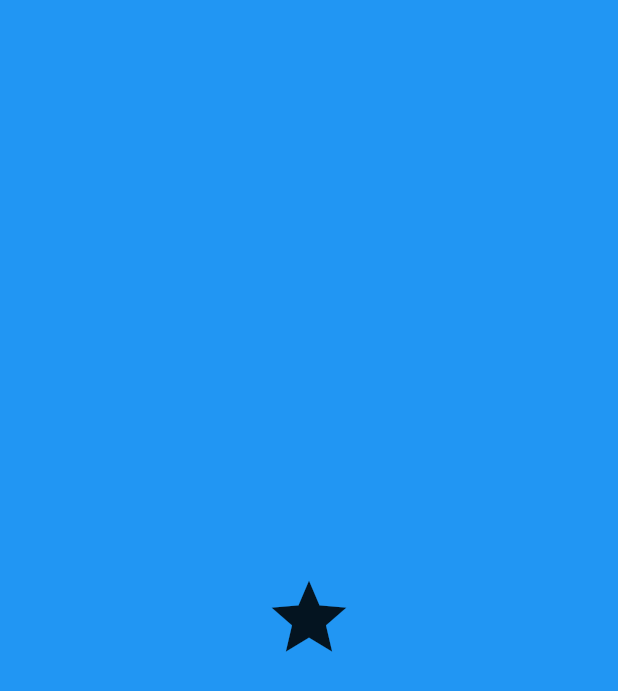
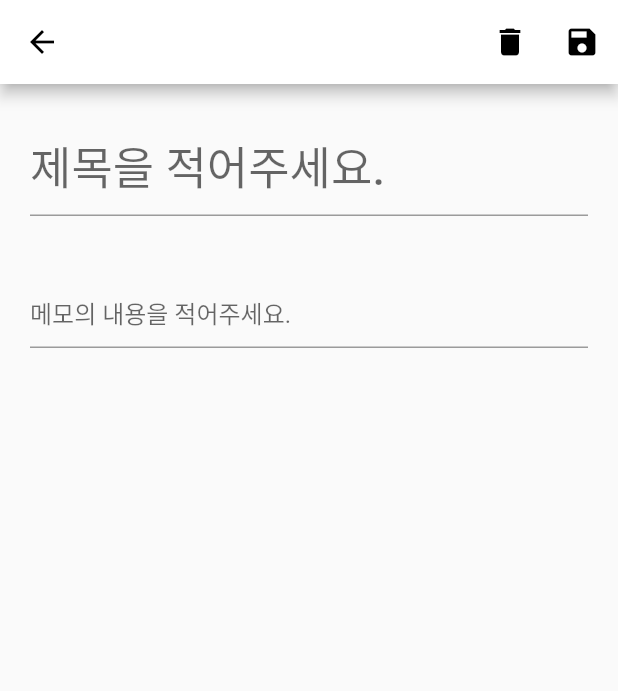
Before and after one commit to qf9ar8nv/appDevelop, a Flutter app: the screen it shows after launch, after a tap on "메모 추가", on a phone screen of 412 x 824 dp. Shown: the top 691 px of the screen. Run offline on Flutter 3.47's test engine with Material 2 defaults, Android fonts, the light colour scheme and no system bars.

Commit message:
Change memo list, edit page
* main화면의 list의 구성을 바꿈.
* edit화면의 제목과 내용 칸을 만듬.

```diff
--- a/memomemo/lib/main.dart
+++ b/memomemo/lib/main.dart
@@ -12,7 +12,7 @@ class MyApp extends StatelessWidget {
     return MaterialApp(
       title: 'Flutter Demo',
       theme: ThemeData(
-        primarySwatch: Colors.blue,
+        primarySwatch: Colors.deepOrange, primaryColor: Colors.white,
         visualDensity: VisualDensity.adaptivePlatformDensity,
       ),
       home: MyHomePage(title: 'Flutter Demo Home Page'),
--- a/memomemo/lib/screens/edit.dart
+++ b/memomemo/lib/screens/edit.dart
@@ -3,32 +3,44 @@ import 'package:flutter/material.dart';
 class EditPage extends StatelessWidget {
   @override
   Widget build(BuildContext context) {
-    return Center(
-      child: Container(
-        color: Colors.blue,
-        child: Align(
-          alignment: Alignment.center,
-          child: Icon(
-            Icons.star,
-            size: 60,
+    return Scaffold(
+      appBar: AppBar(
+        actions: <Widget>[
+          IconButton(
+            icon: const Icon(Icons.delete),
+            onPressed: () {},
           ),
+          IconButton(
+            icon: const Icon(Icons.save),
+            onPressed: () {},
+          ),
+        ],
+      ),
+      body: Padding(
+        padding: EdgeInsets.all(20),
+        child: Column(
+          children: <Widget>[
+            TextField(
+              style: TextStyle(fontSize: 30, fontWeight: FontWeight.w500),
+              keyboardType: TextInputType.multiline,
+              maxLines: null,
+              decoration: InputDecoration(
+                hintText: '제목을 적어주세요.',
+              ),
+            ),
+            Padding(
+              padding: EdgeInsets.all(20),
+            ),
+            TextField(
+              keyboardType: TextInputType.multiline,
+              maxLines: null,
+              decoration: InputDecoration(
+                hintText: '메모의 내용을 적어주세요.',
+              ),
+            ),
+          ],
         ),
       ),
     );
   }
 }
-
-class Data extends StatefulWidget {
-  @override
-  _DataState createState() => _DataState();
-}
-
-class _DataState extends State<Data> {
-  @override
-  Widget build(BuildContext context) {
-    return Container(
-      alignment: Alignment.center,
-      color: Colors.blue,
-    );
-  }
-}
--- a/memomemo/lib/screens/home.dart
+++ b/memomemo/lib/screens/home.dart
@@ -17,15 +17,18 @@ class _MyHomePageState extends State<MyHomePage> {
       appBar: AppBar(
         title: Text(widget.title),
       ),
-      body: Center(
-        child: Column(
-          mainAxisAlignment: MainAxisAlignment.center,
-          children: <Widget>[
-            Text(
-              'You have pushed the button this many times:',
-            ),
-          ],
-        ),
+      body: ListView(
+        physics: BouncingScrollPhysics(),
+        children: <Widget>[
+          Row(children: <Widget>[
+            Padding(
+              padding: EdgeInsets.only(left:20, top:20, bottom: 20),
+              child: Text('메모메모', style: TextStyle(fontSize: 36, color: Colors.blue,)),
+            )
+
+          ],),
+          ...LoadMemo()
+        ],
       ),
       floatingActionButton: FloatingActionButton.extended(
         onPressed: (){
@@ -40,4 +43,12 @@ class _MyHomePageState extends State<MyHomePage> {
       ), // This trailing comma makes auto-formatting nicer for build methods.
     );
   }
+
+  List<Widget> LoadMemo() {
+    List<Widget> memoList = [];
+    memoList.add(Container(color: Colors.redAccent, height: 100,));
+    memoList.add(Container(color: Colors.purpleAccent, height: 100,));
+    memoList.add(Container(color: Colors.redAccent, height: 100,));
+    return memoList;
+  }
 }
```
